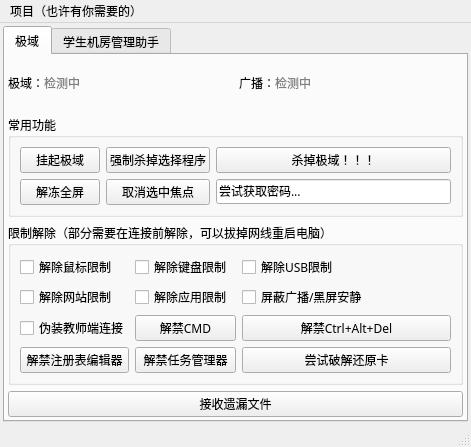
LYXOfficial/NoTopDomain, file NTD.ui: the form before one commit.
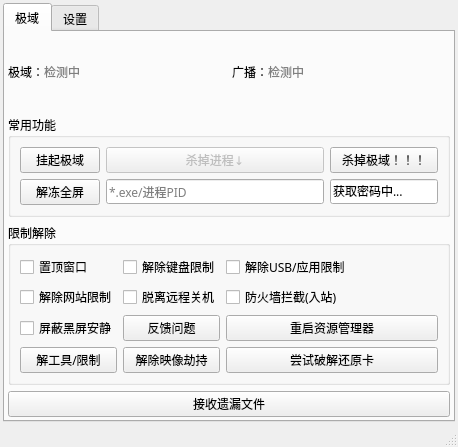
The form after the commit.

What changed in the file:
```diff
--- a/NTD.ui
+++ b/NTD.ui
@@ -6,7 +6,7 @@
    <rect>
     <x>0</x>
     <y>0</y>
-    <width>471</width>
+    <width>458</width>
     <height>447</height>
    </rect>
   </property>
@@ -81,7 +81,10 @@
            <item row="0" column="2">
             <widget class="QPushButton" name="KillCurrent">
              <property name="text">
-              <string>强制杀掉选择程序</string>
+              <string>杀掉进程↓</string>
+             </property>
+             <property name="enabled">
+              <bool>false</bool>
              </property>
             </widget>
            </item>
@@ -93,10 +96,11 @@
             </widget>
            </item>
            <item row="1" column="2">
-            <widget class="QPushButton" name="NoPin">
-             <property name="text">
-              <string>取消选中焦点</string>
-             </property>
+            <widget class="QLineEdit" name="KillSome">
+            <property name="placeholderText">
+            <string>*.exe/进程PID</string>
+            </property>
+            
             </widget>
            </item>
            <item row="0" column="7" colspan="6">
@@ -118,11 +122,8 @@
              <property name="enabled">
               <bool>true</bool>
              </property>
-             <property name="inputMask">
-              <string>尝试获取密码...</string>
-             </property>
              <property name="text">
-              <string>尝试获取密码...</string>
+              <string>获取密码中...</string>
              </property>
              <property name="alignment">
               <set>Qt::AlignLeading|Qt::AlignLeft|Qt::AlignVCenter</set>
@@ -138,27 +139,27 @@
         <item row="2" column="0" colspan="2">
          <widget class="QGroupBox" name="groupBox_2">
           <property name="title">
-           <string>限制解除（部分需要在连接前解除，可以拔掉网线重启电脑）</string>
+           <string>限制解除</string>
           </property>
           <layout class="QGridLayout" name="gridLayout_3">
-           <item row="3" column="0">
-            <widget class="QCheckBox" name="ForYourSafety">
+           <item row="2" column="2">
+            <widget class="QCheckBox" name="FireWall">
              <property name="text">
-              <string>伪装教师端连接</string>
+              <string>防火墙拦截(入站)</string>
              </property>
             </widget>
            </item>
            <item row="4" column="1">
             <widget class="QPushButton" name="TSKYes">
              <property name="text">
-              <string>解禁任务管理器</string>
+              <string>解除映像劫持</string>
              </property>
             </widget>
            </item>
-           <item row="2" column="1">
-            <widget class="QCheckBox" name="AppsYes">
+           <item row="3" column="1">
+            <widget class="QPushButton" name="feedback">
              <property name="text">
-              <string>解除应用限制</string>
+              <string>反馈问题</string>
              </property>
             </widget>
            </item>
@@ -172,28 +173,28 @@
            <item row="4" column="0">
             <widget class="QPushButton" name="RegEditYes">
              <property name="text">
-              <string>解禁注册表编辑器</string>
+              <string>解工具/限制</string>
              </property>
             </widget>
            </item>
-           <item row="3" column="1">
-            <widget class="QPushButton" name="CMDYes">
+           <item row="2" column="1">
+            <widget class="QCheckBox" name="NoShutdown">
              <property name="text">
-              <string>解禁CMD</string>
+              <string>脱离远程关机</string>
              </property>
             </widget>
            </item>
            <item row="0" column="2" colspan="2">
             <widget class="QCheckBox" name="USBYes">
              <property name="text">
-              <string>解除USB限制</string>
+              <string>解除USB/应用限制</string>
              </property>
             </widget>
            </item>
            <item row="0" column="0">
             <widget class="QCheckBox" name="MouseYes">
              <property name="text">
-              <string>解除鼠标限制</string>
+              <string>置顶窗口</string>
              </property>
             </widget>
            </item>
@@ -204,17 +205,17 @@
              </property>
             </widget>
            </item>
-           <item row="2" column="2" colspan="2">
-            <widget class="QCheckBox" name="NoGBHP">
+           <item row="3" column="0">
+            <widget class="QCheckBox" name="NoBlackScreen">
              <property name="text">
-              <string>屏蔽广播/黑屏安静</string>
+              <string>屏蔽黑屏安静</string>
              </property>
             </widget>
            </item>
            <item row="3" column="2" colspan="2">
             <widget class="QPushButton" name="pushButton_5">
              <property name="text">
-              <string>解禁Ctrl+Alt+Del</string>
+              <string>重启资源管理器</string>
              </property>
             </widget>
            </item>
@@ -239,7 +240,7 @@
       </widget>
       <widget class="QWidget" name="tab_2">
        <attribute name="title">
-        <string>学生机房管理助手</string>
+        <string>设置</string>
        </attribute>
        <layout class="QGridLayout" name="gridLayout_5">
         <item row="0" column="0">
@@ -266,21 +267,10 @@
     <rect>
      <x>0</x>
      <y>0</y>
-     <width>471</width>
+     <width>458</width>
      <height>26</height>
     </rect>
    </property>
-   <widget class="QMenu" name="menu">
-    <property name="title">
-     <string>项目（也许有你需要的）</string>
-    </property>
-    <addaction name="action_1"/>
-    <addaction name="action_2"/>
-    <addaction name="action_3"/>
-    <addaction name="action_4"/>
-    <addaction name="action_5"/>
-   </widget>
-   <addaction name="menu"/>
   </widget>
   <widget class="QStatusBar" name="statusbar"/>
   <action name="action1">
```
Left out of the diff: 32 changed lines with no effect on the pictures.
